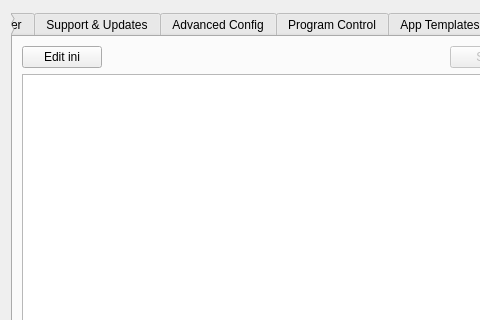
Qt form SandboxiePlus/SandMan/Forms/SettingsWindow.ui (sandboxie-plus/Sandboxie) before a commit; both pictures show x 0 to 480 and y 0 to 320 of the 638 by 508 pixel window.
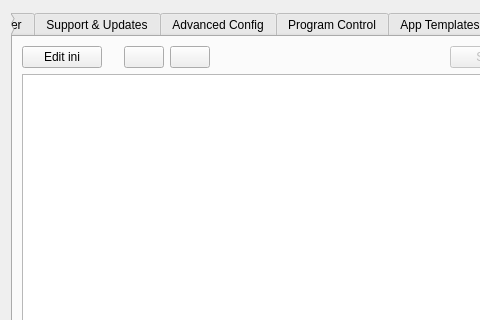
The same form after that commit. The open tabs and pages were chosen to show the change. Icons and pictures are not drawn.

Commit message: Ability to select font for ini editor panels.

The edit to the form file:
```diff
--- a/SandboxiePlus/SandMan/Forms/SettingsWindow.ui
+++ b/SandboxiePlus/SandMan/Forms/SettingsWindow.ui
@@ -2135,7 +2135,7 @@
          <string>Edit ini Section</string>
         </attribute>
         <layout class="QGridLayout" name="gridLayout_16">
-         <item row="0" column="2">
+         <item row="0" column="5">
           <widget class="QPushButton" name="btnSaveIni">
            <property name="enabled">
             <bool>false</bool>
@@ -2145,6 +2145,36 @@
            </property>
           </widget>
          </item>
+         <item row="0" column="3">
+          <widget class="QPushButton" name="btnResetIniEditFont">
+           <property name="text">
+            <string/>
+           </property>
+          </widget>
+         </item>
+         <item row="0" column="2">
+          <widget class="QPushButton" name="btnSelectIniEditFont">
+           <property name="text">
+            <string/>
+           </property>
+          </widget>
+         </item>
+         <item row="0" column="1">
+          <spacer name="horizontalSpacer_15">
+           <property name="orientation">
+            <enum>Qt::Horizontal</enum>
+           </property>
+           <property name="sizeType">
+            <enum>QSizePolicy::Minimum</enum>
+           </property>
+           <property name="sizeHint" stdset="0">
+            <size>
+             <width>10</width>
+             <height>20</height>
+            </size>
+           </property>
+          </spacer>
+         </item>
          <item row="0" column="0">
           <widget class="QPushButton" name="btnEditIni">
            <property name="text">
@@ -2155,7 +2185,7 @@
            </property>
           </widget>
          </item>
-         <item row="0" column="1">
+         <item row="0" column="4">
           <spacer name="horizontalSpacer_7">
            <property name="orientation">
             <enum>Qt::Horizontal</enum>
@@ -2168,7 +2198,7 @@
            </property>
           </spacer>
          </item>
-         <item row="0" column="3">
+         <item row="0" column="6">
           <widget class="QPushButton" name="btnCancelEdit">
            <property name="enabled">
             <bool>false</bool>
@@ -2178,7 +2208,7 @@
            </property>
           </widget>
          </item>
-         <item row="1" column="0" colspan="4">
+         <item row="1" column="0" colspan="7">
           <widget class="QPlainTextEdit" name="txtIniSection">
            <property name="lineWrapMode">
             <enum>QPlainTextEdit::NoWrap</enum>
```
The commit also changes 8 other files.
